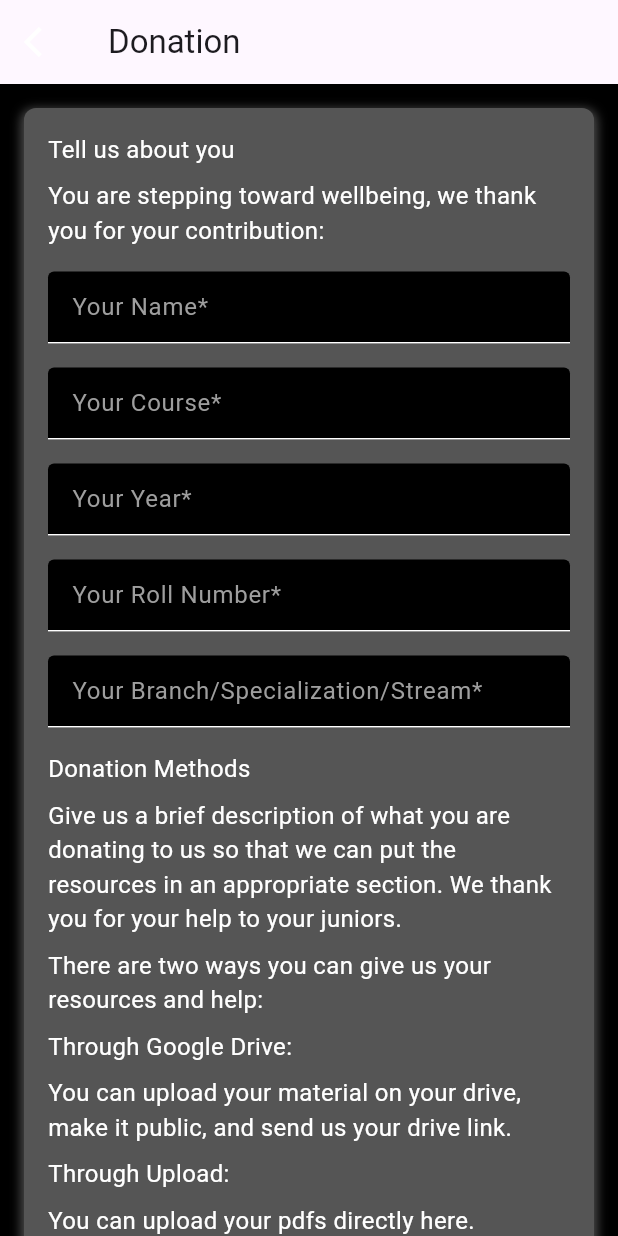
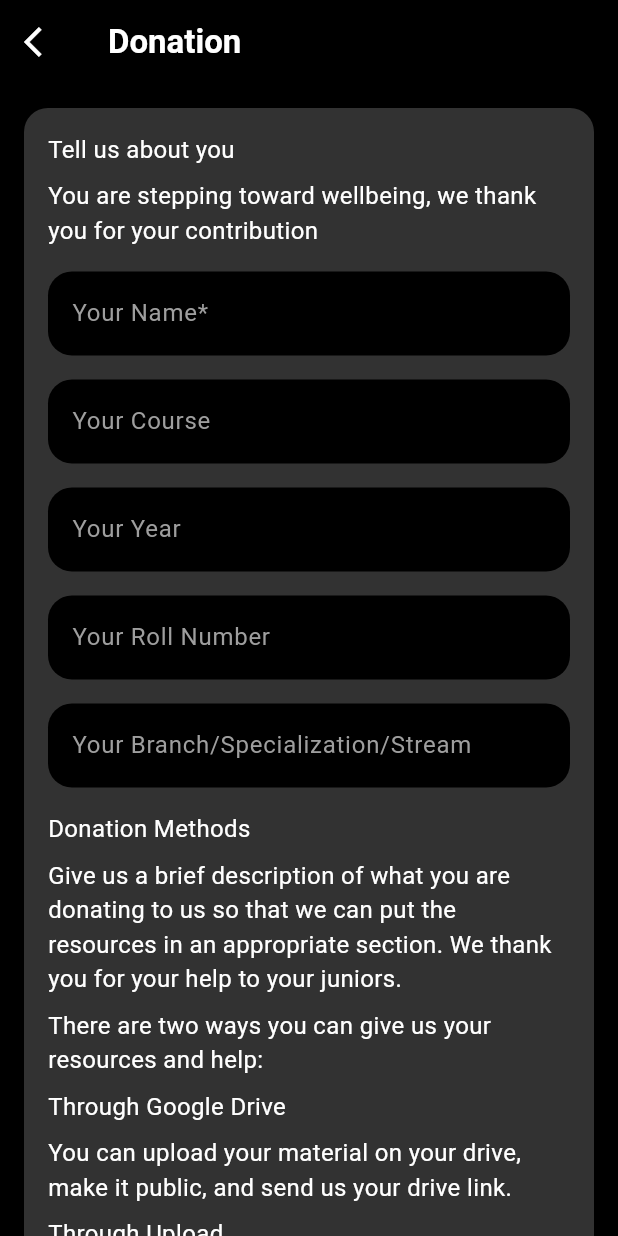
Before and after one commit to SajalSatsangi/Seekho_Buddy2, a Flutter app: the DonationPage screen opened directly, on a phone screen of 412 x 824 dp. Run offline on Flutter 3.47's test engine with Material 3 defaults, Android fonts, the phone set to English and light mode, and no system bars; our stand-ins replace animated_splash_screen, cloud_firestore, firebase_auth, firebase_core, firebase_database, firebase_storage and 5 more; missing offline and left inert: flutter_cached_pdfview; accounts and stored records are empty.

Commit message:
Donation Page UI

```diff
--- a/lib/donation.dart
+++ b/lib/donation.dart
@@ -6,15 +6,19 @@ class DonationPage extends StatelessWidget {
   Widget build(BuildContext context) {
     return Scaffold(
       appBar: AppBar(
-        title: Text('Donation'),
+        title: Text(
+          'Donation',
+          style: TextStyle(fontWeight: FontWeight.bold , color: Colors.white ),
+        ),
         leading: IconButton(
           icon: Icon(Icons.arrow_back_ios, color: Colors.white),
           onPressed: () {
             Navigator.pop(context);
           },
         ),
+        backgroundColor: const Color(0xFF000000), // Set the background color to black
       ),
-      backgroundColor: Colors.black,
+      backgroundColor: const Color.fromARGB(255, 0, 0, 0),
       body: SingleChildScrollView(
         child: Padding(
           padding: const EdgeInsets.all(16.0),
@@ -24,16 +28,8 @@ class DonationPage extends StatelessWidget {
               Container(
                 padding: EdgeInsets.all(16.0),
                 decoration: BoxDecoration(
-                  color: const Color.fromARGB(255, 85, 85, 85),
-                  borderRadius: BorderRadius.circular(8.0),
-                  boxShadow: [
-                    BoxShadow(
-                      color: Colors.grey.withOpacity(0.5),
-                      spreadRadius: 2,
-                      blurRadius: 5,
-                      offset: Offset(0, 3),
-                    ),
-                  ],
+                  color: Color(0xFF323232),
+                  borderRadius: BorderRadius.circular(16.0), // Rounded corners
                 ),
                 child: Column(
                   crossAxisAlignment: CrossAxisAlignment.start,
@@ -45,7 +41,7 @@ class DonationPage extends StatelessWidget {
                     ),
                     SizedBox(height: 8),
                     Text(
-                      'You are stepping toward wellbeing, we thank you for your contribution:',
+                      'You are stepping toward wellbeing, we thank you for your contribution',
                       style: TextStyle(color: Colors.white, fontSize: 16),
                     ),
                     SizedBox(height: 16),
@@ -53,63 +49,68 @@ class DonationPage extends StatelessWidget {
                       decoration: InputDecoration(
                         hintText: 'Your Name*',
                         hintStyle: TextStyle(color: Colors.grey),
-                        enabledBorder: UnderlineInputBorder(
-                          borderSide: BorderSide(color: Colors.white),
-                        ),
                         filled: true,
                         fillColor: Colors.black,
+                        border: OutlineInputBorder(
+                          borderRadius: BorderRadius.circular(16.0), // Rounded corners
+                          borderSide: BorderSide.none,
+                        ),
                       ),
                       style: TextStyle(color: Colors.white),
                     ),
                     SizedBox(height: 16),
                     TextField(
                       decoration: InputDecoration(
-                        hintText: 'Your Course*',
+                        hintText: 'Your Course',
                         hintStyle: TextStyle(color: Colors.grey),
-                        enabledBorder: UnderlineInputBorder(
-                          borderSide: BorderSide(color: Colors.white),
-                        ),
                         filled: true,
                         fillColor: Colors.black,
+                        border: OutlineInputBorder(
+                          borderRadius: BorderRadius.circular(16.0), // Rounded corners
+                          borderSide: BorderSide.none,
+                        ),
                       ),
                       style: TextStyle(color: Colors.white),
                     ),
                     SizedBox(height: 16),
                     TextField(
                       decoration: InputDecoration(
-                        hintText: 'Your Year*',
+                        hintText: 'Your Year',
                         hintStyle: TextStyle(color: Colors.grey),
-                        enabledBorder: UnderlineInputBorder(
-                          borderSide: BorderSide(color: Colors.white),
-                        ),
                         filled: true,
                         fillColor: Colors.black,
+                        border: OutlineInputBorder(
+                          borderRadius: BorderRadius.circular(16.0), // Rounded corners
+                          borderSide: BorderSide.none,
+                        ),
                       ),
                       style: TextStyle(color: Colors.white),
                     ),
                     SizedBox(height: 16),
                     TextField(
                       decoration: InputDecoration(
-                        hintText: 'Your Roll Number*',
+                        hintText: 'Your Roll Number',
                         hintStyle: TextStyle(color: Colors.grey),
-                        enabledBorder: UnderlineInputBorder(
-                          borderSide: BorderSide(color: Colors.white),
-                        ),
                         filled: true,
                         fillColor: Colors.black,
+                        border: OutlineInputBorder(
+                          borderRadius: BorderRadius.circular(16.0), // Rounded corners
+                          borderSide: BorderSide.none,
+                        ),
                       ),
                       style: TextStyle(color: Colors.white),
                     ),
                     SizedBox(height: 16),
                     TextField(
                       decoration: InputDecoration(
-                        hintText: 'Your Branch/Specialization/Stream*',
+                        hintText: 'Your Branch/Specialization/Stream',
                         hintStyle: TextStyle(color: Colors.grey),
-                        enabledBorder: UnderlineInputBorder(
-                          borderSide: BorderSide(color: Colors.white),
-                        ),
                         filled: true,
                         fillColor: Colors.black,
+                        border: OutlineInputBorder(
+                          borderRadius: BorderRadius.circular(16.0), // Rounded corners
+                          borderSide: BorderSide.none,
+                        ),
                       ),
                       style: TextStyle(color: Colors.white),
                     ),
@@ -130,7 +131,7 @@ class DonationPage extends StatelessWidget {
                     ),
                     SizedBox(height: 8),
                     Text(
-                      'Through Google Drive:',
+                      'Through Google Drive',
                       style: TextStyle(color: Colors.white, fontSize: 16),
                     ),
                     SizedBox(height: 8),
@@ -140,12 +141,12 @@ class DonationPage extends StatelessWidget {
                     ),
                     SizedBox(height: 8),
                     Text(
-                      'Through Upload:',
+                      'Through Upload',
                       style: TextStyle(color: Colors.white, fontSize: 16),
                     ),
                     SizedBox(height: 8),
                     Text(
-                      'You can upload your pdfs directly here.',
+                      'You can upload your pdfs directly here',
                       style: TextStyle(color: Colors.white, fontSize: 16),
                     ),
                     SizedBox(height: 8),
@@ -155,15 +156,17 @@ class DonationPage extends StatelessWidget {
                     ),
                     SizedBox(height: 16),
                     TextField(
+                      minLines: 5, // Increase the number of lines for the description box
+                      maxLines: null,
                       decoration: InputDecoration(
-                        hintText:
-                            'Description (tell us about whatever you are donating to us in brief)*',
+                        hintText: 'Description (tell us about whatever you are donating to us in brief)',
                         hintStyle: TextStyle(color: Colors.grey),
-                        enabledBorder: UnderlineInputBorder(
-                          borderSide: BorderSide(color: Colors.white),
-                        ),
                         filled: true,
                         fillColor: Colors.black,
+                        border: OutlineInputBorder(
+                          borderRadius: BorderRadius.circular(16.0), // Rounded corners
+                          borderSide: BorderSide.none,
+                        ),
                       ),
                       style: TextStyle(color: Colors.white),
                     ),
@@ -172,11 +175,12 @@ class DonationPage extends StatelessWidget {
                       decoration: InputDecoration(
                         hintText: 'Drive Link',
                         hintStyle: TextStyle(color: Colors.grey),
-                        enabledBorder: UnderlineInputBorder(
-                          borderSide: BorderSide(color: Colors.white),
-                        ),
                         filled: true,
                         fillColor: Colors.black,
+                        border: OutlineInputBorder(
+                          borderRadius: BorderRadius.circular(16.0), // Rounded corners
+                          borderSide: BorderSide.none,
+                        ),
                       ),
                       style: TextStyle(color: Colors.white),
                     ),
@@ -187,12 +191,14 @@ class DonationPage extends StatelessWidget {
                       },
                       style: TextButton.styleFrom(
                         backgroundColor: Color.fromARGB(255, 0, 0, 0),
+                        shape: RoundedRectangleBorder(
+                          borderRadius: BorderRadius.circular(16.0), // Rounded corners
+                        ),
                       ),
-                      icon: Icon(Icons.file_upload),
+                      icon: Icon(Icons.file_upload, color: Colors.white),
                       label: Text(
                         'Upload Pdf',
-                        style: TextStyle(
-                            color: Color.fromARGB(255, 255, 255, 255)),
+                        style: TextStyle(color: Color.fromARGB(255, 255, 255, 255)),
                       ),
                     ),
                     SizedBox(height: 16),
@@ -200,11 +206,12 @@ class DonationPage extends StatelessWidget {
                       decoration: InputDecoration(
                         hintText: 'Any other Information or Suggestion',
                         hintStyle: TextStyle(color: Colors.grey),
-                        enabledBorder: UnderlineInputBorder(
-                          borderSide: BorderSide(color: Colors.white),
-                        ),
                         filled: true,
                         fillColor: Colors.black,
+                        border: OutlineInputBorder(
+                          borderRadius: BorderRadius.circular(16.0), // Rounded corners
+                          borderSide: BorderSide.none,
+                        ),
                       ),
                       style: TextStyle(color: Colors.white),
                     ),
@@ -218,16 +225,28 @@ class DonationPage extends StatelessWidget {
                           },
                           style: ElevatedButton.styleFrom(
                             backgroundColor: Color.fromARGB(255, 0, 0, 0),
+                            shape: RoundedRectangleBorder(
+                              borderRadius: BorderRadius.circular(
+                                  16.0), // Rounded corners
+                            ),
+                            padding: EdgeInsets.symmetric(
+                                horizontal: 32.0,
+                                vertical:
+                                    16.0), // Increased padding for a larger button
+                            textStyle:
+                                TextStyle(fontSize: 20), // Increased font size
                           ),
                           child: Text(
                             'Donate Now',
                             style: TextStyle(
-                              color: const Color.fromARGB(255, 255, 255, 255),
+                              color: Color.fromARGB(255, 255, 255, 255),
+                              fontSize: 15, // Increased font size
                             ),
                           ),
                         ),
                       ),
                     ),
+
                   ],
                 ),
               ),
```
